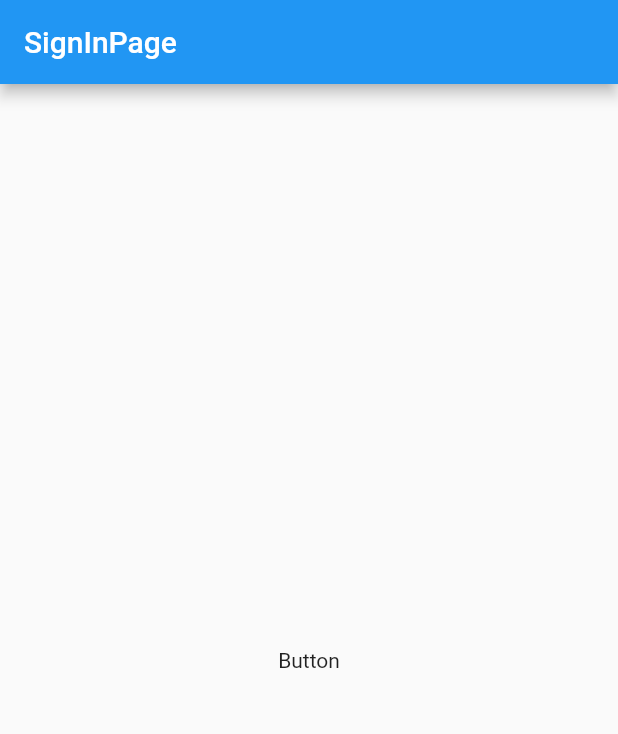
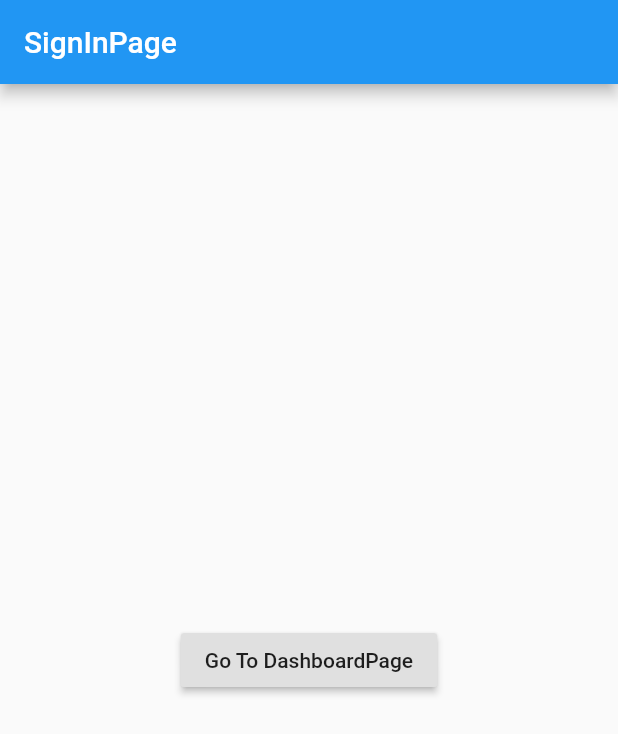
Before and after one commit to zayano/get_x_tutorial, a Flutter app: the screen it shows after launch, on a phone screen of 412 x 824 dp. Shown: the top 734 px of the screen. Run offline on Flutter 3.47's test engine with Material 2 defaults, Android fonts, the phone set to English and light mode, and no system bars; our stand-ins replace get.

Commit message:
update sign_in_page

```diff
--- a/lib/presentation/sign_in/sign_in_page.dart
+++ b/lib/presentation/sign_in/sign_in_page.dart
@@ -1,4 +1,6 @@
 import 'package:flutter/material.dart';
+import 'package:get/get.dart';
+import 'package:get_x_tutorial/presentation/dashboard/dashboard_page.dart';
 
 class SignInPage extends StatefulWidget {
   SignInPage({Key? key}) : super(key: key);
@@ -8,6 +10,8 @@ class SignInPage extends StatefulWidget {
 }
 
 class _SignInPageState extends State<SignInPage> {
+  String? token;
+
   @override
   Widget build(BuildContext context) {
     return Scaffold(
@@ -15,9 +19,14 @@ class _SignInPageState extends State<SignInPage> {
         title: Text("SignInPage"),
       ),
       body: Center(
-        child: InkWell(
-          child: Text("Button"),
-          onTap: () {},
+        // ignore: deprecated_member_use
+        child: RaisedButton(
+          child: Text("Go To DashboardPage"),
+          onPressed: () {
+            token = "testTokenData";
+            Get.offNamed("/dashboard?name=zayano", arguments: ["Nama", "Saya"]);
+            // Get.offNamed("/dashboard");
+          },
         ),
       ),
     );
```
